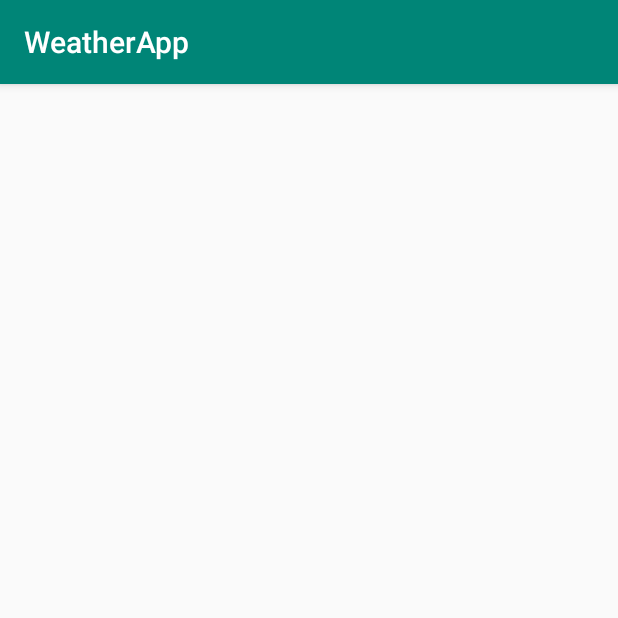
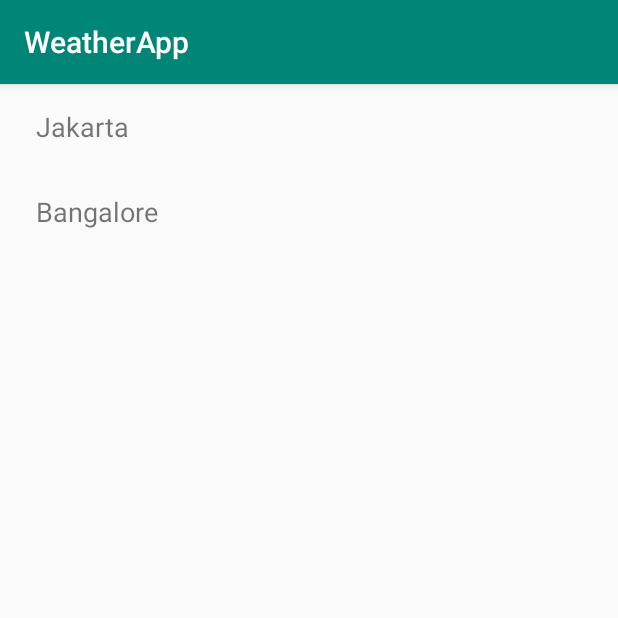
Before and after one commit to hskrishandi/weather-app, an Android app: the CityActivity screen opened directly, with no data from a screen before it, on a phone screen of 412 x 824 dp, the top half of it. Run offline under Robolectric (Android 15) with nearby library versions, the light colour scheme and no system bars.

Commit message:
Construct CityActivity with RecyclerView

```diff
--- a/app/src/main/java/com/hskris/weatherapp/CityActivity.kt
+++ b/app/src/main/java/com/hskris/weatherapp/CityActivity.kt
@@ -2,11 +2,48 @@ package com.hskris.weatherapp
 
 import androidx.appcompat.app.AppCompatActivity
 import android.os.Bundle
+import android.view.LayoutInflater
+import android.view.View
+import android.view.ViewGroup
+import android.widget.TextView
+import androidx.recyclerview.widget.LinearLayoutManager
+import androidx.recyclerview.widget.RecyclerView
+import com.hskris.weatherapp.data.models.City
+import kotlinx.android.synthetic.main.activity_city.*
 
 class CityActivity : AppCompatActivity() {
 
     override fun onCreate(savedInstanceState: Bundle?) {
         super.onCreate(savedInstanceState)
         setContentView(R.layout.activity_city)
+
+        val items = listOf(
+            City(1642911, "Jakarta"),
+            City(1277333, "Bangalore")
+        )
+
+        recyclerViewChooseCity.layoutManager = LinearLayoutManager(this)
+        recyclerViewChooseCity.adapter = CityAdapter(items)
+
     }
 }
+
+class CityAdapter(val items: List<City>) : RecyclerView.Adapter<CityAdapter.CityItem>(){
+    override fun onCreateViewHolder(parent: ViewGroup, viewType: Int): CityItem {
+        return CityItem(LayoutInflater.from(parent.context).inflate(R.layout.city_row, parent, false))
+    }
+
+    override fun getItemCount(): Int {
+        return items.size
+    }
+
+    override fun onBindViewHolder(holder: CityItem, position: Int) {
+        holder.city.text = items[position].name
+    }
+
+
+    class CityItem(itemView: View) : RecyclerView.ViewHolder(itemView) {
+        val city: TextView = itemView.findViewById(R.id.textViewCityRow)
+    }
+
+}
--- a/app/src/main/res/layout/activity_city.xml
+++ b/app/src/main/res/layout/activity_city.xml
@@ -12,5 +12,5 @@
             android:layout_height="0dp" app:layout_constraintEnd_toEndOf="parent"
             app:layout_constraintStart_toStartOf="parent"
             app:layout_constraintBottom_toBottomOf="parent"
-            app:layout_constraintTop_toTopOf="parent"/>
+            app:layout_constraintTop_toTopOf="parent" android:id="@+id/recyclerViewChooseCity"/>
 </androidx.constraintlayout.widget.ConstraintLayout>
--- /dev/null
+++ b/app/src/main/res/layout/city_row.xml
@@ -0,0 +1,18 @@
+<?xml version="1.0" encoding="utf-8"?>
+<androidx.constraintlayout.widget.ConstraintLayout xmlns:android="http://schemas.android.com/apk/res/android"
+                                                   xmlns:app="http://schemas.android.com/apk/res-auto"
+                                                   xmlns:tools="http://schemas.android.com/tools"
+                                                   android:orientation="vertical"
+                                                   android:layout_width="match_parent"
+                                                   android:paddingTop="16dp"
+                                                   android:paddingBottom="16dp"
+                                                   android:layout_height="wrap_content" android:id="@+id/linearLayout2">
+
+    <TextView
+            android:text="Jakarta"
+            android:layout_width="wrap_content"
+            android:layout_height="wrap_content"
+            android:id="@+id/textViewCityRow"
+            app:layout_constraintTop_toTopOf="parent" app:layout_constraintStart_toStartOf="parent"
+            android:layout_marginLeft="24dp" android:layout_marginStart="24dp" android:textSize="18sp"/>
+</androidx.constraintlayout.widget.ConstraintLayout>
```
